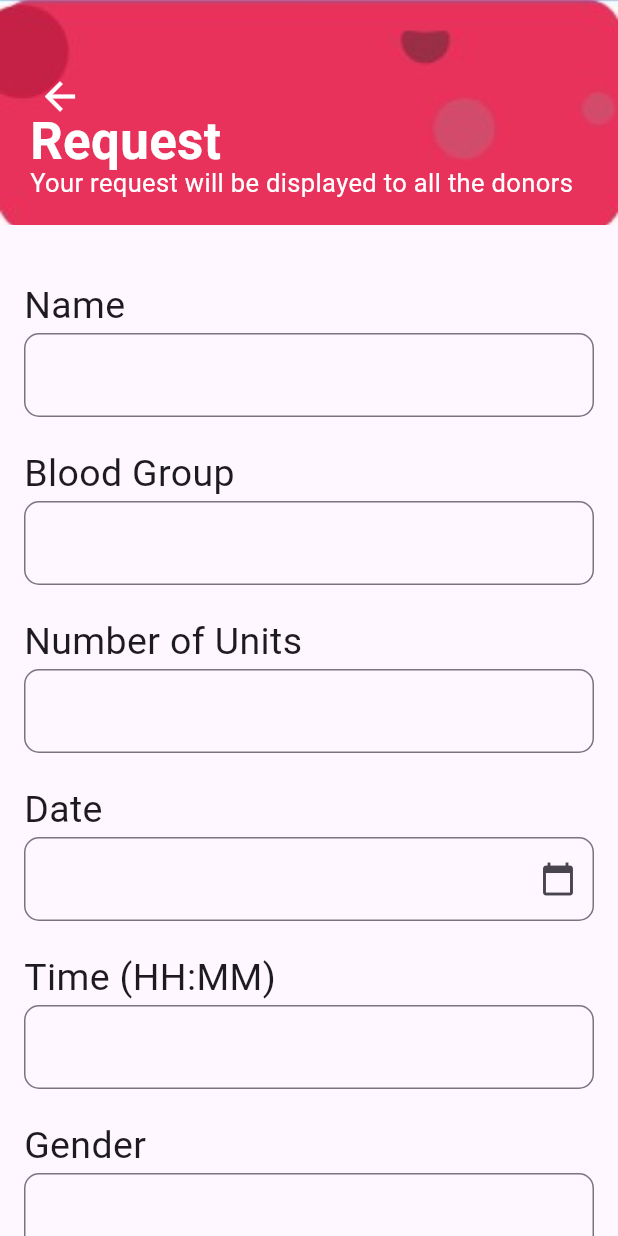
After one commit to hritika-rai/Flutter-Project, a Flutter app: the RequestPage screen opened directly, on a phone screen of 412 x 824 dp. The commit adds this screen. Run offline on Flutter 3.47's test engine with Material 3 defaults, Android fonts, the phone set to English and light mode, and no system bars; our stand-ins replace cloud_firestore, email_validator, firebase_auth, firebase_core, flutter_riverpod, google_sign_in and 1 more; accounts and stored records are empty; generated files the repository leaves out were written again.

Commit message:
Add-requests

```diff
--- /dev/null
+++ b/blood_donation_app/lib/models/request_model.dart
@@ -0,0 +1,59 @@
+import 'package:flutter/material.dart';
+
+class Request {
+  final String userId;
+  final String requestId;
+  final String name;
+  final String bloodGroup;
+  final int numberOfUnits;
+  final DateTime date;
+  final TimeOfDay time;
+  final String gender;
+  final String hospitalName;
+  final String location;
+  final String phoneNumber;
+
+  Request({
+    required this.userId,
+    required this.requestId,
+    required this.name,
+    required this.bloodGroup,
+    required this.numberOfUnits,
+    required this.date,
+    required this.time,
+    required this.gender,
+    required this.hospitalName,
+    required this.location,
+    required this.phoneNumber,
+  });
+
+  factory Request.fromMap(Map<String, dynamic> data, String requestId, String userId) {
+    return Request(
+      userId: userId,
+      requestId: requestId,
+      name: data['name'] ?? 'Unknown',
+      bloodGroup: data['bloodGroup'] ?? 'Unknown',
+      numberOfUnits: data['numberOfUnits'] ?? 0,
+      date: DateTime.parse(data['date'] ?? ''),
+      time: TimeOfDay.fromDateTime(DateTime.parse(data['time'] ?? '')),
+      gender: data['gender'] ?? 'Unknown',
+      hospitalName: data['hospitalName'] ?? 'Unknown',
+      location: data['location'] ?? 'Unknown',
+      phoneNumber: data['phoneNumber'] ?? 'Unknown',
+    );
+  }
+
+  Map<String, dynamic> toMap() {
+    return {
+      'name': name,
+      'bloodGroup': bloodGroup,
+      'numberOfUnits': numberOfUnits,
+      'date': date.toIso8601String(),
+      'time': '${time.hour}:${time.minute}',
+      'gender': gender,
+      'hospitalName': hospitalName,
+      'location': location,
+      'phoneNumber': phoneNumber,
+    };
+  }
+}
--- /dev/null
+++ b/blood_donation_app/lib/provider/request_provider.dart
@@ -0,0 +1,53 @@
+import 'package:flutter_riverpod/flutter_riverpod.dart';
+import '../models/request_model.dart';
+import '../repo/request_repo.dart';
+import 'package:riverpod_annotation/riverpod_annotation.dart';
+
+part 'request_provider.g.dart';
+
+@riverpod
+RequestRepository requestRepository(RequestRepositoryRef ref) {
+  return RequestRepository();
+}
+
+@riverpod
+class RequestNotifier extends _$RequestNotifier {
+  late final RequestRepository repository;
+
+  @override
+  AsyncValue<Request?> build() {
+    repository = ref.watch(requestRepositoryProvider);
+    return const AsyncValue<Request?>.data(null);
+  }
+
+  Future<Request?> loadRequest(String requestId, String userId) async {
+    try {
+      final request = await repository.getRequest(requestId, userId);
+      state = AsyncValue.data(request);
+      return request;
+    } catch (e, stackTrace) {
+      state = AsyncValue.error(e, stackTrace);
+      return null;
+    }
+  }
+
+  Future<void> addRequest(Request request) async {
+    state = const AsyncValue.loading();
+    try {
+      await repository.addRequest(request);
+      state = AsyncValue.data(request);
+    } catch (e, stackTrace) {
+      state = AsyncValue.error(e, stackTrace);
+    }
+  }
+
+  Future<void> updateRequest(Request request) async {
+    state = const AsyncValue.loading();
+    try {
+      await repository.updateRequest(request);
+      state = AsyncValue.data(request);
+    } catch (e, stackTrace) {
+      state = AsyncValue.error(e, stackTrace);
+    }
+  }
+}
--- /dev/null
+++ b/blood_donation_app/lib/repo/request_repo.dart
@@ -0,0 +1,40 @@
+import 'package:cloud_firestore/cloud_firestore.dart';
+
+import '../models/request_model.dart';
+
+class RequestRepository {
+  final FirebaseFirestore _firestore = FirebaseFirestore.instance;
+
+  Future<void> addRequest(Request request,) async {
+    print('In add Request');
+    try {
+      await _firestore.collection('Requests').doc(request.requestId).set(request.toMap());
+      print('added request');
+    } catch (e) {
+      print('Error adding request: $e');
+    }
+  }
+
+  Future<Request?> getRequest(String requestId, String userId) async {
+    try {
+      print('in getRequest, requestId: ' + requestId);
+      DocumentSnapshot doc = await _firestore.collection('Requests').doc(requestId).get();
+      print('doc: ' + doc.id);
+      if (doc.exists) {
+        print('in doc.exists');
+        return Request.fromMap(doc.data() as Map<String, dynamic>, doc.id, userId);
+      }
+    } catch (e) {
+      print('Error fetching request: $e');
+    }
+    return null;
+  }
+
+  Future<void> updateRequest(Request request) async {
+    try {
+      await _firestore.collection('Requests').doc(request.requestId).update(request.toMap());
+    } catch (e) {
+      print('Error updating request: $e');
+    }
+  }
+}
--- a/blood_donation_app/lib/screens/HomePage.dart
+++ b/blood_donation_app/lib/screens/HomePage.dart
@@ -1,6 +1,7 @@
 import 'package:flutter/material.dart';
 
 import 'ProfilePage.dart';
+import 'RequestPage.dart';
 
 class HomePage extends StatefulWidget {
   @override
@@ -107,7 +108,7 @@ class _HomePageState extends State<HomePage> {
               width: 500,
               child: InkWell(
                 onTap: () {
-                  // Handle request button press
+                  Navigator.push(context, MaterialPageRoute(builder: (context) => RequestPage()));
                 },
                 child: Material(
                   elevation: 5,
--- /dev/null
+++ b/blood_donation_app/lib/screens/RequestPage.dart
@@ -0,0 +1,316 @@
+import 'package:firebase_auth/firebase_auth.dart';
+import 'package:flutter/material.dart';
+import 'package:flutter/services.dart';
+import 'package:flutter_riverpod/flutter_riverpod.dart';
+import 'package:uuid/uuid.dart'; // For generating random IDs
+import '../models/request_model.dart';
+import '../provider/request_provider.dart';
+import 'package:intl/intl.dart';
+
+class RequestPage extends ConsumerStatefulWidget {
+  @override
+  _RequestPageState createState() => _RequestPageState();
+}
+
+class _RequestPageState extends ConsumerState<RequestPage> {
+  final GlobalKey<FormState> _formKey = GlobalKey<FormState>();
+  final TextEditingController _nameController = TextEditingController();
+  final TextEditingController _bloodGroupController = TextEditingController();
+  final TextEditingController _numberOfUnitsController = TextEditingController();
+  final TextEditingController _dateController = TextEditingController();
+  final TextEditingController _timeController = TextEditingController();
+  final TextEditingController _genderController = TextEditingController();
+  final TextEditingController _hospitalNameController = TextEditingController();
+  final TextEditingController _locationController = TextEditingController();
+  final TextEditingController _phoneNumberController = TextEditingController();
+  DateTime? _selectedDate;
+
+
+  @override
+  Widget build(BuildContext context) {
+    return Scaffold(
+      body: SingleChildScrollView(
+        child: Column(
+          crossAxisAlignment: CrossAxisAlignment.stretch,
+          children: [
+            Stack(
+              children: [
+                Image.asset(
+                  'assets/images/header.jpg',
+                  fit: BoxFit.cover,
+                  width: double.infinity,
+                  height: 150,
+                ),
+                Positioned(
+                  left: 16,
+                  top: 40,
+                  child: IconButton(
+                    onPressed: () {
+                      Navigator.of(context).pop();
+                    },
+                    icon: Icon(
+                      Icons.arrow_back,
+                      color: Colors.white,
+                      size: 30,
+                    ),
+                  ),
+                ),
+                Positioned(
+                  left: 20,
+                  top: 70,
+                  child: Text(
+                    'Request',
+                    style: TextStyle(
+                      color: Colors.white,
+                      fontSize: 34,
+                      fontWeight: FontWeight.bold,
+                    ),
+                  ),
+                ),
+                Positioned(
+                  left: 20,
+                  top: 110,
+                  child: Text(
+                    'Your request will be displayed to all the donors',
+                    style: TextStyle(
+                      color: Colors.white,
+                      fontSize: 17,
+                    ),
+                  ),
+                ),
+              ],
+            ),
+            Padding(
+              padding: const EdgeInsets.all(16.0),
+              child: Form(
+                key: _formKey,
+                child: Column(
+                  crossAxisAlignment: CrossAxisAlignment.start,
+                  children: [
+                    SizedBox(height: 20),
+                    Text(
+                      'Name',
+                      style: TextStyle(fontSize: 25),
+                    ),
+                    TextFormField(
+                      controller: _nameController,
+                      decoration: InputDecoration(
+                        border: OutlineInputBorder(borderRadius: BorderRadius.circular(10)),
+                      ),
+                      validator: (value) {
+                        if (value == null || value.isEmpty) {
+                          return 'Please enter your name';
+                        }
+                        return null;
+                      },
+                    ),
+                    SizedBox(height: 20),
+                    Text(
+                      'Blood Group',
+                      style: TextStyle(fontSize: 25),
+                    ),
+                    TextFormField(
+                      controller: _bloodGroupController,
+                      decoration: InputDecoration(
+                        border: OutlineInputBorder(
+                          borderRadius: BorderRadius.circular(10)
+                        ),
+                      ),
+                      validator: (value) {
+                        if (value == null || value.isEmpty) {
+                          return 'Please enter your blood group';
+                        }
+                        return null;
+                      },
+                    ),
+                    SizedBox(height: 20),
+                    Text(
+                      'Number of Units',
+                      style: TextStyle(fontSize: 25),
+                    ),
+                    TextFormField(
+                      controller: _numberOfUnitsController,
+                      keyboardType: TextInputType.number,
+                      decoration: InputDecoration(
+                        border: OutlineInputBorder(borderRadius: BorderRadius.circular(10)),
+                      ),
+                      validator: (value) {
+                        if (value == null || value.isEmpty) {
+                          return 'Please enter the number of units';
+                        }
+                        return null;
+                      },
+                    ),
+                    SizedBox(height: 20),
+                    Text(
+                      'Date',
+                      style: TextStyle(fontSize: 25),
+                    ),
+                    TextFormField(
+                      controller: _dateController,
+                      readOnly: true, // Make the field read-only to prevent manual text input
+                      decoration: InputDecoration(
+                        border: OutlineInputBorder(borderRadius: BorderRadius.circular(10)),
+                        suffixIcon: IconButton(
+                          icon: Icon(Icons.calendar_today),
+                          onPressed: () async {
+                            final DateTime? pickedDate = await showDatePicker(
+                              context: context,
+                              initialDate: DateTime.now(),
+                              firstDate: DateTime(2000),
+                              lastDate: DateTime(2101),
+                            );
+                            if (pickedDate != null && pickedDate != _selectedDate) {
+                              setState(() {
+                                _selectedDate = pickedDate;
+                                _dateController.text = DateFormat('yyyy-MM-dd').format(pickedDate);
+                              });
+                            }
+                          },
+                        ),
+                      ),
+                      validator: (value) {
+                        if (value == null || value.isEmpty) {
+                          return 'Please enter a valid date';
+                        }
+                        // Further validation logic can be added here if needed
+                        return null;
+                      },
+                    ),
+                    SizedBox(height: 20),
+                    Text(
+                      'Time (HH:MM)',
+                      style: TextStyle(fontSize: 25),
+                    ),
+                    TextFormField(
+                      controller: _timeController,
+                      decoration: InputDecoration(
+                        border: OutlineInputBorder(borderRadius: BorderRadius.circular(10)),
+                      ),
+                      validator: (value) {
+                        if (value == null || value.isEmpty) {
+                          return 'Please enter a valid time';
+                        }
+                        // Check if the entered time matches the required format (HH:MM)
+                        final RegExp timeRegex = RegExp(r'^([01]\d|2[0-3]):([0-5]\d)$');
+                        if (!timeRegex.hasMatch(value)) {
+                          return 'Please enter the time in HH:MM format';
+                        }
+                        // Further validation logic can be added here if needed
+                        return null;
+                      },
+                    ),
+                    SizedBox(height: 20),
+                    Text(
+                      'Gender',
+                      style: TextStyle(fontSize: 25),
+                    ),
+                    TextFormField(
+                      controller: _genderController,
+                      decoration: InputDecoration(
+                        border: OutlineInputBorder(borderRadius: BorderRadius.circular(10)),
+                      ),
+                      validator: (value) {
+                        if (value == null || value.isEmpty) {
+                          return 'Please enter your gender';
+                        }
+                        return null;
+                      },
+                    ),
+                    SizedBox(height: 20),
+                    Text(
+                      'Hospital Name',
+                      style: TextStyle(fontSize: 25),
+                    ),
+                    TextFormField(
+                      controller: _hospitalNameController,
+                      decoration: InputDecoration(
+                        border: OutlineInputBorder(borderRadius: BorderRadius.circular(10)),
+                      ),
+                      validator: (value) {
+                        if (value == null || value.isEmpty) {
+                          return 'Please enter the hospital name';
+                        }
+                        return null;
+                      },
+                    ),
+                    SizedBox(height: 20),
+                    Text(
+                      'Location',
+                      style: TextStyle(fontSize: 25),
+                    ),
+                    TextFormField(
+                      controller: _locationController,
+                      decoration: InputDecoration(
+                        border: OutlineInputBorder(borderRadius: BorderRadius.circular(10)),
+                      ),
+                      validator: (value) {
+                        if (value == null || value.isEmpty) {
+                          return 'Please enter the location';
+                        }
+                        return null;
+                      },
+                    ),
+                    SizedBox(height: 20),
+                    Text(
+                      'Phone Number',
+                      style: TextStyle(fontSize: 25),
+                    ),
+                    TextFormField(
+                      controller: _phoneNumberController,
+                      keyboardType: TextInputType.phone,
+                      decoration: InputDecoration(
+                        border: OutlineInputBorder(borderRadius: BorderRadius.circular(10)),
+                      ),
+                      validator: (value) {
+                        if (value == null || value.isEmpty) {
+                          return 'Please enter your phone number';
+                        }
+                        return null;
+                      },
+                    ),
+                    SizedBox(height: 20),
+                    Center(
+                      child: ElevatedButton(
+                        onPressed: _submitForm,
+                        child: Text('Submit'),
+                      ),
+                    ),
+                  ],
+                ),
+              ),
+            ),
+          ],
+        ),
+      ),
+    );
+  }
+
+  void _submitForm() async {
+  if (_formKey.currentState?.validate() ?? false) {
+    // Validate form fields
+    final currentUser = FirebaseAuth.instance.currentUser;
+    if (currentUser != null) {
+      // Get current user
+      final requestId = Uuid().v4(); // Generate random request ID
+      final date = DateTime.parse(_dateController.text); // Parse date input
+      final time = TimeOfDay.fromDateTime(DateTime.parse('1970-01-01 ${_timeController.text}')); // Parse time input
+      final request = Request(
+        userId: currentUser.uid,
+        requestId: requestId,
+        name: _nameController.text,
+        bloodGroup: _bloodGroupController.text,
+        numberOfUnits: int.parse(_numberOfUnitsController.text),
+        date: date,
+        time: time,
+        gender: _genderController.text,
+        hospitalName: _hospitalNameController.text,
+        location: _locationController.text,
+        phoneNumber: _phoneNumberController.text,
+      );
+      ref.read(requestNotifierProvider.notifier).addRequest(request);
+    }
+  }
+}
+
+}
--- a/blood_donation_app/pubspec.yaml
+++ b/blood_donation_app/pubspec.yaml
@@ -41,6 +41,8 @@ dependencies:
   google_sign_in: ^6.2.1
   email_validator: ^2.1.17
   cloud_firestore: ^4.17.5
+  uuid: ^4.4.0
+  intl: ^0.19.0
 
 dev_dependencies:
   flutter_test:
```
Also changed, not shown: blood_donation_app/lib/provider/request_provider.g.dart (added), blood_donation_app/lib/provider/user_provider.g.dart, blood_donation_app/pubspec.lock.
